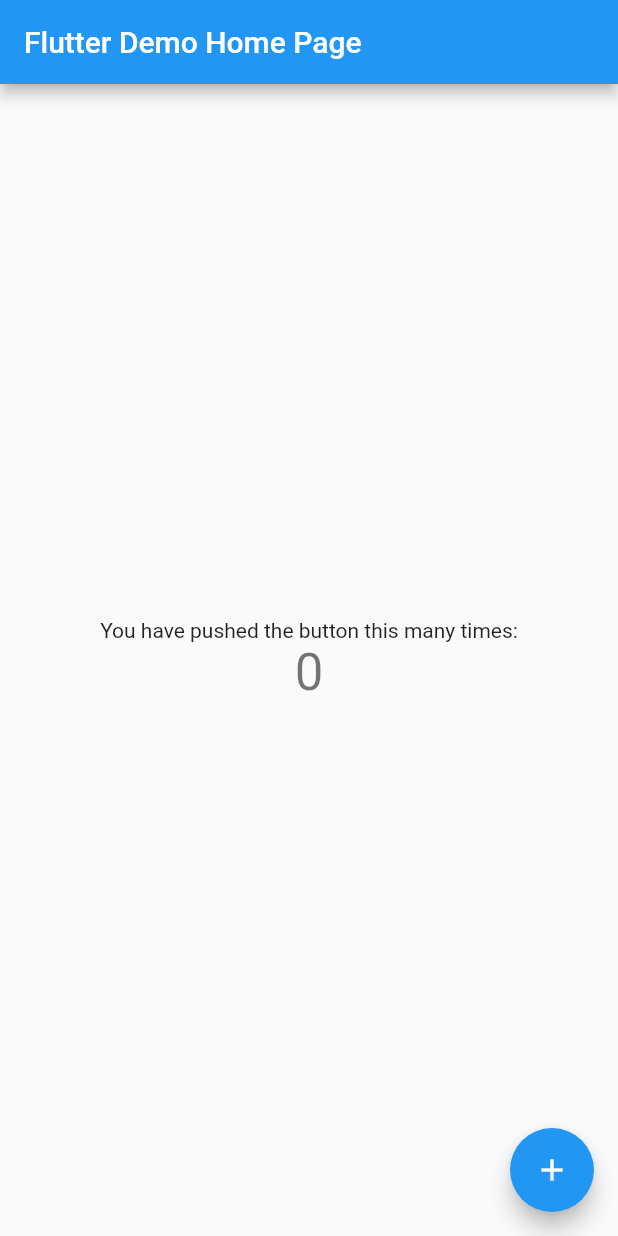
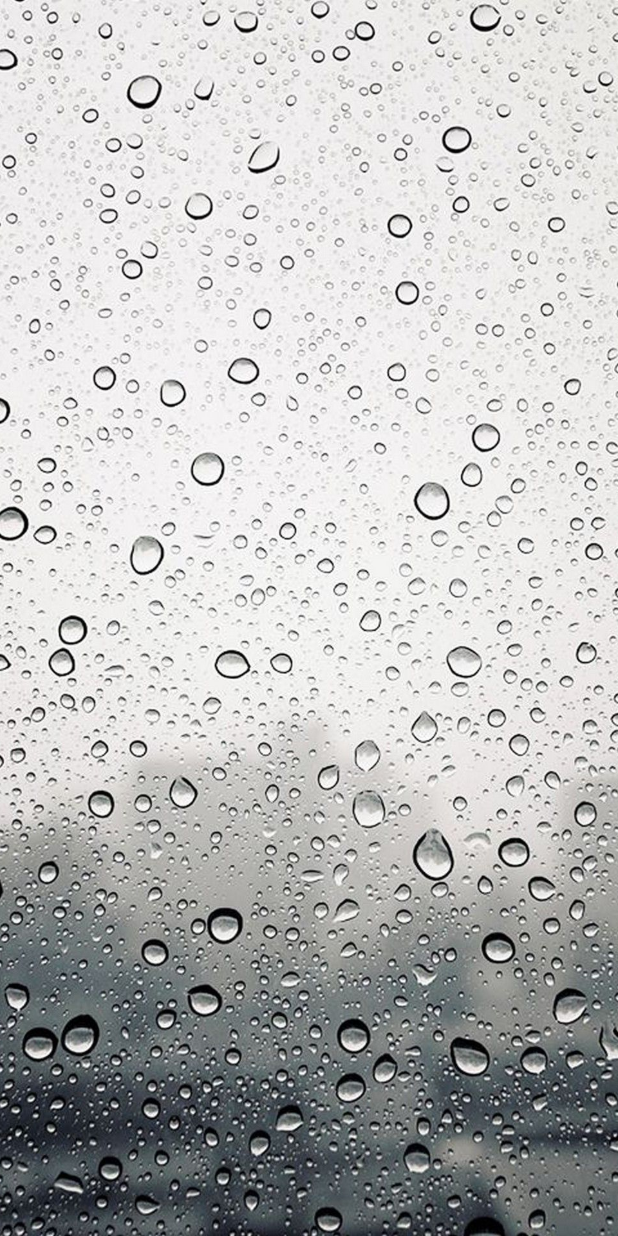
Before and after one commit to atul161/weather_forecast_app, a Flutter app: the screen it shows after launch, on a phone screen of 412 x 824 dp. Run offline on Flutter 3.47's test engine with Material 2 defaults, Android fonts, the phone set to English and light mode, and no system bars.

Commit message:
background added

```diff
--- a/lib/main.dart
+++ b/lib/main.dart
@@ -3,107 +3,41 @@ import 'package:flutter/material.dart';
 void main() => runApp(new MyApp());
 
 class MyApp extends StatelessWidget {
-  // This widget is the root of your application.
   @override
   Widget build(BuildContext context) {
     return new MaterialApp(
-      title: 'Flutter Demo',
+      title:'Weather',
       theme: new ThemeData(
-        // This is the theme of your application.
-        //
-        // Try running your application with "flutter run". You'll see the
-        // application has a blue toolbar. Then, without quitting the app, try
-        // changing the primarySwatch below to Colors.green and then invoke
-        // "hot reload" (press "r" in the console where you ran "flutter run",
-        // or press Run > Flutter Hot Reload in IntelliJ). Notice that the
-        // counter didn't reset back to zero; the application is not restarted.
         primarySwatch: Colors.blue,
       ),
-      home: new MyHomePage(title: 'Flutter Demo Home Page'),
+      home: new MyHomePage(),
     );
   }
 }
 
-class MyHomePage extends StatefulWidget {
-  MyHomePage({Key key, this.title}) : super(key: key);
-
-  // This widget is the home page of your application. It is stateful, meaning
-  // that it has a State object (defined below) that contains fields that affect
-  // how it looks.
-
-  // This class is the configuration for the state. It holds the values (in this
-  // case the title) provided by the parent (in this case the App widget) and
-  // used by the build method of the State. Fields in a Widget subclass are
-  // always marked "final".
-
-  final String title;
-
+class MyHomePage extends StatefulWidget{
   @override
   _MyHomePageState createState() => new _MyHomePageState();
 }
 
 class _MyHomePageState extends State<MyHomePage> {
-  int _counter = 0;
-
-  void _incrementCounter() {
-    setState(() {
-      // This call to setState tells the Flutter framework that something has
-      // changed in this State, which causes it to rerun the build method below
-      // so that the display can reflect the updated values. If we changed
-      // _counter without calling setState(), then the build method would not be
-      // called again, and so nothing would appear to happen.
-      _counter++;
-    });
-  }
 
   @override
   Widget build(BuildContext context) {
-    // This method is rerun every time setState is called, for instance as done
-    // by the _incrementCounter method above.
-    //
-    // The Flutter framework has been optimized to make rerunning build methods
-    // fast, so that you can just rebuild anything that needs updating rather
-    // than having to individually change instances of widgets.
     return new Scaffold(
-      appBar: new AppBar(
-        // Here we take the value from the MyHomePage object that was created by
-        // the App.build method, and use it to set our appbar title.
-        title: new Text(widget.title),
+      body: new Stack(//to bring the backgrounds vertically over one other
+        fit: StackFit.expand, //this will cause it's children to be large as screen
+        children: <Widget>[
+          new Image.asset(
+            'assets/rain_blurred.jpg',
+            fit: BoxFit.cover, //and we want this background image to be as large as it can be
+          ),
+          new Image.asset(
+            'assets/rain.jpg',
+            fit: BoxFit.cover, //above the blurred image
+          ),
+        ],
       ),
-      body: new Center(
-        // Center is a layout widget. It takes a single child and positions it
-        // in the middle of the parent.
-        child: new Column(
-          // Column is also layout widget. It takes a list of children and
-          // arranges them vertically. By default, it sizes itself to fit its
-          // children horizontally, and tries to be as tall as its parent.
-          //
-          // Invoke "debug paint" (press "p" in the console where you ran
-          // "flutter run", or select "Toggle Debug Paint" from the Flutter tool
-          // window in IntelliJ) to see the wireframe for each widget.
-          //
-          // Column has various properties to control how it sizes itself and
-          // how it positions its children. Here we use mainAxisAlignment to
-          // center the children vertically; the main axis here is the vertical
-          // axis because Columns are vertical (the cross axis would be
-          // horizontal).
-          mainAxisAlignment: MainAxisAlignment.center,
-          children: <Widget>[
-            new Text(
-              'You have pushed the button this many times:',
-            ),
-            new Text(
-              '$_counter',
-              style: Theme.of(context).textTheme.display1,
-            ),
-          ],
-        ),
-      ),
-      floatingActionButton: new FloatingActionButton(
-        onPressed: _incrementCounter,
-        tooltip: 'Increment',
-        child: new Icon(Icons.add),
-      ), // This trailing comma makes auto-formatting nicer for build methods.
     );
   }
 }
--- a/pubspec.yaml
+++ b/pubspec.yaml
@@ -26,9 +26,9 @@ flutter:
   uses-material-design: true
 
   # To add assets to your application, add an assets section, like this:
-  # assets:
-  #  - images/a_dot_burr.jpeg
-  #  - images/a_dot_ham.jpeg
+  assets:
+    - assets/rain.jpg
+    - assets/rain_blurred.jpg
 
   # An image asset can refer to one or more resolution-specific "variants", see
   # https://flutter.io/assets-and-images/#resolution-aware.
```
Also changed, not shown: assets/rain.jpg (added), assets/rain_blurred.jpg (added).
